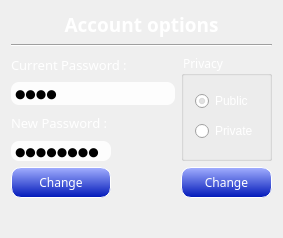
Qt form Client/ClientV2/NewBabelClient/AccountManagementWindow.ui (AGuismo/V-and-Co-Babel) before a commit.
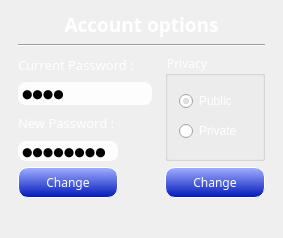
The same form after that commit. Icons and pictures are not drawn.

Diff of the .ui file:
```diff
--- a/Client/ClientV2/NewBabelClient/AccountManagementWindow.ui
+++ b/Client/ClientV2/NewBabelClient/AccountManagementWindow.ui
@@ -29,7 +29,7 @@
     <widget class="QPushButton" name="changePasswordPushButton">
      <property name="minimumSize">
       <size>
-       <width>78</width>
+       <width>66</width>
        <height>30</height>
       </size>
      </property>
@@ -80,7 +80,7 @@
     <widget class="QPushButton" name="changePrivacyPushButton">
      <property name="minimumSize">
       <size>
-       <width>78</width>
+       <width>66</width>
        <height>30</height>
       </size>
      </property>
@@ -186,7 +186,7 @@
     <widget class="QLineEdit" name="currentPasswordLineEdit">
      <property name="minimumSize">
       <size>
-       <width>164</width>
+       <width>134</width>
        <height>0</height>
       </size>
      </property>
@@ -301,6 +301,9 @@
        <bold>true</bold>
       </font>
      </property>
+     <property name="styleSheet">
+      <string notr="true">color: rgb(255, 255, 255);</string>
+     </property>
      <property name="text">
       <string/>
      </property>
```
